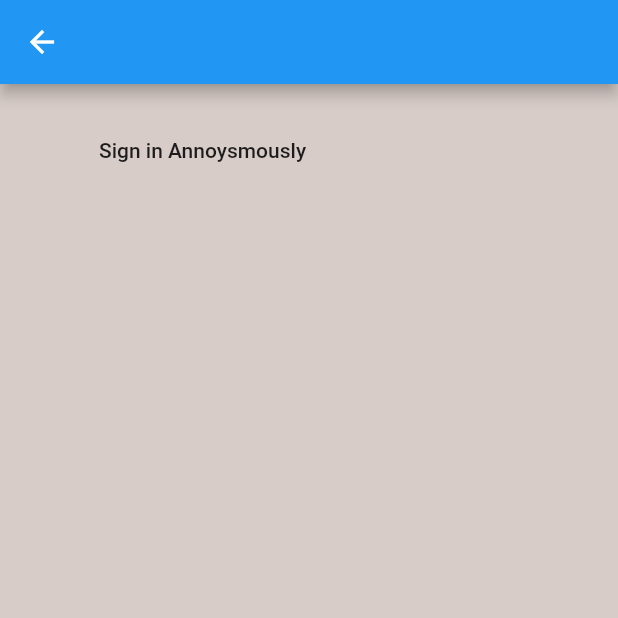
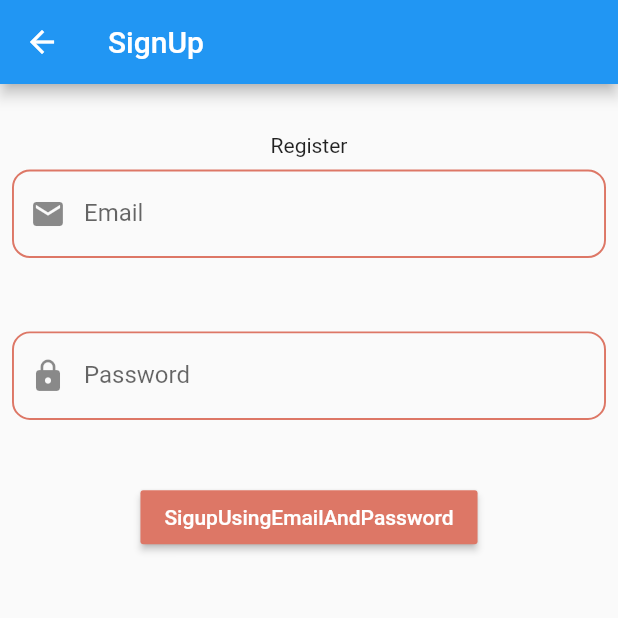
Before and after one commit to Developer-Vijay/FirebasePractice, a Flutter app: the screen it shows after launch, on a phone screen of 412 x 824 dp, the top half of it. Run offline on Flutter 3.47's test engine with Material 2 defaults, Android fonts, the phone set to English and light mode, and no system bars; our stand-ins replace auto_route, firebase_auth, firebase_core, flutter_riverpod, flutter_svg, hooks_riverpod; accounts and stored records are empty; network calls fail.

Commit message:
Firebase Methods Making Learned,signInMethhod has Error

```diff
--- /dev/null
+++ b/lib/Widgets/buttons.dart
@@ -0,0 +1,44 @@
+import 'package:flutter/material.dart';
+
+class Buttons extends StatelessWidget {
+  const Buttons(
+      {Key? key,
+      required this.name,
+      required this.buttoncolor,
+      required this.onpress,
+      this.height,
+      this.minwidth,
+      this.shape,
+      this.elevation,
+      required this.textColor})
+      : super(key: key);
+  final name;
+  final buttoncolor;
+  final Future onpress;
+  final textColor;
+  final minwidth;
+  final shape;
+  final height;
+  final elevation;
+  @override
+  Widget build(BuildContext context) {
+    return MaterialButton(
+        onPressed: () async {
+          final result = await onpress;
+
+          if (result == null) {
+            print("Failed Why ?");
+          } else {
+            print("success");
+            print(result.uid);
+          }
+        },
+        child: Text(name.toString()),
+        color: buttoncolor,
+        textColor: textColor,
+        minWidth: minwidth,
+        height: height,
+        elevation: elevation,
+        shape: shape);
+  }
+}
--- a/lib/main.dart
+++ b/lib/main.dart
@@ -1,15 +1,13 @@
 import 'package:firebase_core/firebase_core.dart';
 import 'package:firebase_practice/constants/app_size_widget.dart';
 import 'package:firebase_practice/routes/route.gr.dart';
-import 'package:firebase_practice/services/auth.dart';
 import 'package:flutter/material.dart';
-import 'package:provider/provider.dart';
-import 'package:firebase_practice/Models/user.dart';
+import 'package:hooks_riverpod/hooks_riverpod.dart';
 
 void main() async {
   WidgetsFlutterBinding.ensureInitialized();
   await Firebase.initializeApp();
-  runApp(MyApp());
+  runApp(const ProviderScope(child: MyApp()));
 }
 
 final appRouter = AppRouter();
@@ -21,13 +19,10 @@ class MyApp extends StatelessWidget {
     return LayoutBuilder(builder: ((context, constraints) {
       return OrientationBuilder(builder: (context, orientation) {
         AppSizeConfig().init(constraints, orientation);
-        return StreamProvider<Users?>.value(
-          value: AuthService().user,
-          initialData: null,
-          child: MaterialApp.router(
-            routeInformationParser: appRouter.defaultRouteParser(),
-            routerDelegate: appRouter.delegate(),
-          ),
+        return MaterialApp.router(
+          debugShowCheckedModeBanner: false,
+          routeInformationParser: appRouter.defaultRouteParser(),
+          routerDelegate: appRouter.delegate(),
         );
       });
     }));
--- a/lib/view/auth/signup.dart
+++ b/lib/view/auth/signup.dart
@@ -1,35 +1,96 @@
+import 'package:firebase_practice/Widgets/buttons.dart';
+import 'package:firebase_practice/constants/app_size_widget.dart';
 import 'package:firebase_practice/services/auth.dart';
+import 'package:flutter/cupertino.dart';
 import 'package:flutter/material.dart';
+import 'package:flutter_riverpod/flutter_riverpod.dart';
 
-class SignUp extends StatefulWidget {
+import '../../constants/app_colors.dart';
+
+AuthService _auth = AuthService();
+
+class SignUp extends ConsumerWidget {
   const SignUp({Key? key}) : super(key: key);
 
   @override
-  State<SignUp> createState() => _SignUpState();
-}
+  Widget build(BuildContext context, WidgetRef ref) {
+    TextEditingController _emailController = TextEditingController();
+    TextEditingController _passwordController =
+        TextEditingController();
 
-class _SignUpState extends State<SignUp> {
-  final AuthService _auth = AuthService();
-  @override
-  Widget build(BuildContext context) {
     return Scaffold(
-        backgroundColor: Colors.brown[100],
-        appBar: AppBar(),
-        body: Container(
-          padding: const EdgeInsets.symmetric(
-              vertical: 20, horizontal: 50.0),
-          child: MaterialButton(
-            child: const Text("Sign in Annoysmously"),
-            onPressed: (() async {
-              dynamic result = await _auth.signInAnon();
-              if (result == null) {
-                print("Error Sign In");
-              } else {
-                print("success Fully SignIn");
-                print(result.uid);
-              }
-            }),
-          ),
-        ));
+      appBar: AppBar(
+        title: const Text("SignUp"),
+      ),
+      body: Column(children: [
+        SizedBox(
+          height: AppSizeConfig.heightMultiplier * 4,
+        ),
+        const Text("Register"),
+        Padding(
+          padding: const EdgeInsets.all(8.0),
+          child: Form(child: emailField(_emailController)),
+        ),
+        SizedBox(
+          height: AppSizeConfig.heightMultiplier * 4,
+        ),
+        Padding(
+          padding: const EdgeInsets.all(8.0),
+          child: Form(child: passwordField(_passwordController)),
+        ),
+        SizedBox(
+          height: AppSizeConfig.heightMultiplier * 4,
+        ),
+        Buttons(
+            name: "SigupUsingEmailAndPassword",
+            textColor: AppColors.whitextColor,
+            onpress: _auth.registerWithEmailAndPassword(
+                _emailController, _passwordController),
+            buttoncolor: AppColors.secondaryColor),
+      ]),
+    );
+  }
+
+  TextFormField emailField(TextEditingController _emailController) {
+    return TextFormField(
+      controller: _emailController,
+      decoration: InputDecoration(
+        label: const Text("Email"),
+        prefixIcon: const Icon(Icons.email),
+        focusedBorder: OutlineInputBorder(
+          borderRadius: BorderRadius.circular(12),
+          borderSide: const BorderSide(
+              color: AppColors.secondaryColor, width: 1.3),
+        ),
+        enabledBorder: OutlineInputBorder(
+          borderRadius: BorderRadius.circular(12),
+          borderSide: const BorderSide(
+              color: AppColors.secondaryColor, width: 1.3),
+        ),
+        contentPadding: const EdgeInsets.all(20),
+      ),
+    );
+  }
+
+  TextFormField passwordField(
+      TextEditingController _passwordController) {
+    return TextFormField(
+      controller: _passwordController,
+      decoration: InputDecoration(
+        label: const Text("Password"),
+        prefixIcon: const Icon(Icons.lock),
+        focusedBorder: OutlineInputBorder(
+          borderRadius: BorderRadius.circular(12),
+          borderSide: const BorderSide(
+              color: AppColors.secondaryColor, width: 1.3),
+        ),
+        enabledBorder: OutlineInputBorder(
+          borderRadius: BorderRadius.circular(12),
+          borderSide: const BorderSide(
+              color: AppColors.secondaryColor, width: 1.3),
+        ),
+        contentPadding: const EdgeInsets.all(20),
+      ),
+    );
   }
 }
--- a/lib/view/splash_screen.dart
+++ b/lib/view/splash_screen.dart
@@ -1,13 +1,8 @@
-import 'package:auto_route/annotations.dart';
 import 'package:auto_route/auto_route.dart';
 import 'package:firebase_practice/constants/app_size_widget.dart';
 import 'package:firebase_practice/routes/route.gr.dart';
 import 'package:flutter/material.dart';
-import 'package:flutter_riverpod/flutter_riverpod.dart';
 import 'package:flutter_svg/flutter_svg.dart';
-import 'package:provider/provider.dart';
-
-import '../Models/user.dart';
 
 class SplashScreen extends StatefulWidget {
   const SplashScreen({Key? key}) : super(key: key);
```
Also changed, not shown: lib/services/auth.dart (+31 -1 lines), lib/view/auth/login.dart (+81 -8 lines).
